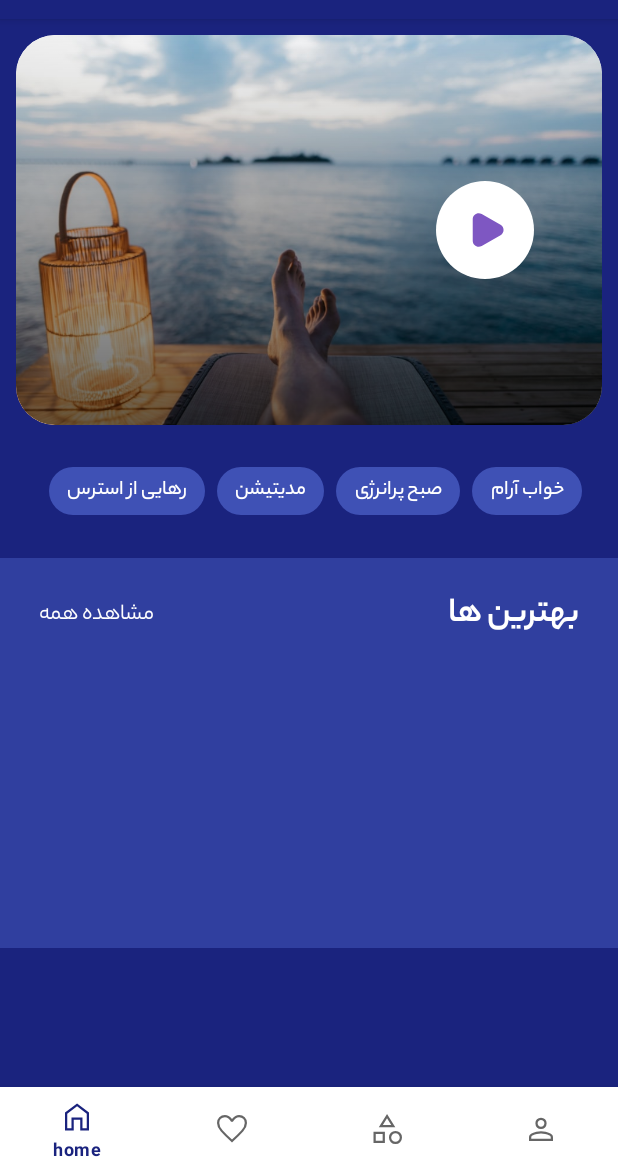
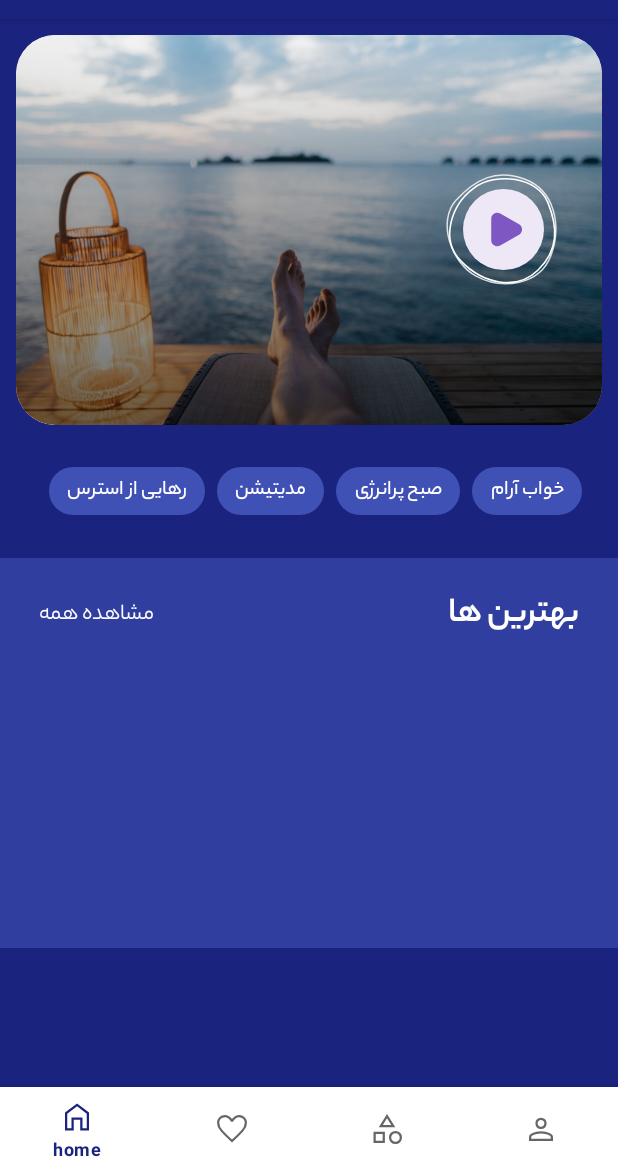
Before and after one commit to AndroidFPN/DreamApp, an Android app: the screen it shows after launch (MainActivity), on a phone screen of 412 x 824 dp, the part 65-1236 px from its top. Run offline under Robolectric (Android 15) with nearby library versions, the phone set to English and light mode, and no system bars; our stand-ins replace Dagger/Hilt's generated code, Room's generated code, navigation-ui, sdp/ssp sizes.

Commit message:
[UPDATE]:update animation for play icon in banner

```diff
--- a/app/src/main/res/drawable/ic_play.xml
+++ b/app/src/main/res/drawable/ic_play.xml
@@ -1,9 +1,12 @@
 <vector xmlns:android="http://schemas.android.com/apk/res/android"
-    android:width="40dp"
-    android:height="40dp"
-    android:viewportWidth="40"
-    android:viewportHeight="40">
+    android:width="54dp"
+    android:height="54dp"
+    android:viewportWidth="54"
+    android:viewportHeight="54">
   <path
-      android:pathData="M30.364,16.536C33.03,18.076 33.03,21.924 30.364,23.464L17.818,30.707C15.151,32.247 11.818,30.322 11.818,27.243L11.818,12.757C11.818,9.678 15.151,7.753 17.818,9.293L30.364,16.536Z"
+      android:pathData="M27,27m-27,0a27,27 0,1 1,54 0a27,27 0,1 1,-54 0"
+      android:fillColor="#EDE7F6"/>
+  <path
+      android:pathData="M37.364,23.536C40.03,25.076 40.03,28.924 37.364,30.464L24.818,37.707C22.152,39.247 18.818,37.322 18.818,34.243L18.818,19.757C18.818,16.678 22.152,14.753 24.818,16.293L37.364,23.536Z"
       android:fillColor="#7E57C2"/>
 </vector>
--- a/app/src/main/res/drawable/play_ic_fill.xml
+++ /dev/null
@@ -1,10 +0,0 @@
-<vector xmlns:android="http://schemas.android.com/apk/res/android"
-    android:width="@dimen/_55sdp"
-    android:height="@dimen/_55sdp"
-    android:viewportWidth="24"
-    android:viewportHeight="24"
-    android:tint="@color/white">
-  <path
-      android:fillColor="@color/indigo_400"
-      android:pathData="M12,2C6.48,2 2,6.48 2,12s4.48,10 10,10 10,-4.48 10,-10S17.52,2 12,2zM10,16.5v-9l6,4.5 -6,4.5z"/>
-</vector>
--- a/app/src/main/res/drawable/play_icon_rippled.xml
+++ b/app/src/main/res/drawable/play_icon_rippled.xml
@@ -8,13 +8,6 @@
             <solid android:color="#000000" />
         </shape>
     </item>
-
-    <item >
-        <shape android:shape="oval">
-            <solid android:color="@color/white" />
-        </shape>
-    </item>
-
     <item
         android:drawable="@drawable/ic_play"
         android:bottom="@dimen/_10sdp"
--- a/app/src/main/res/layout/home_music_banner.xml
+++ b/app/src/main/res/layout/home_music_banner.xml
@@ -40,15 +40,16 @@
                 android:layout_centerInParent="true"
                 android:background="@android:color/transparent"
                 android:src="@drawable/play_icon_rippled" />
+
             <com.airbnb.lottie.LottieAnimationView
                 android:id="@+id/animationView"
-                android:layout_width="@dimen/_100sdp"
-                android:layout_height="@dimen/_100sdp"
+                android:layout_width="@dimen/_80sdp"
+                android:layout_height="@dimen/_80sdp"
                 android:layout_centerInParent="true"
-                app:lottie_url="REPLACE_JSON_URL"
-                app:lottie_rawRes="@raw/play_loop"
                 app:lottie_autoPlay="true"
-                app:lottie_loop="true"/>
+                app:lottie_loop="true"
+                app:lottie_rawRes="@raw/play_button_anim"
+                app:lottie_url="REPLACE_JSON_URL" />
         </RelativeLayout>
 
 
```
Also changed, not shown: app/src/main/res/raw/play_button_anim.json (added, +1 -0 lines).
